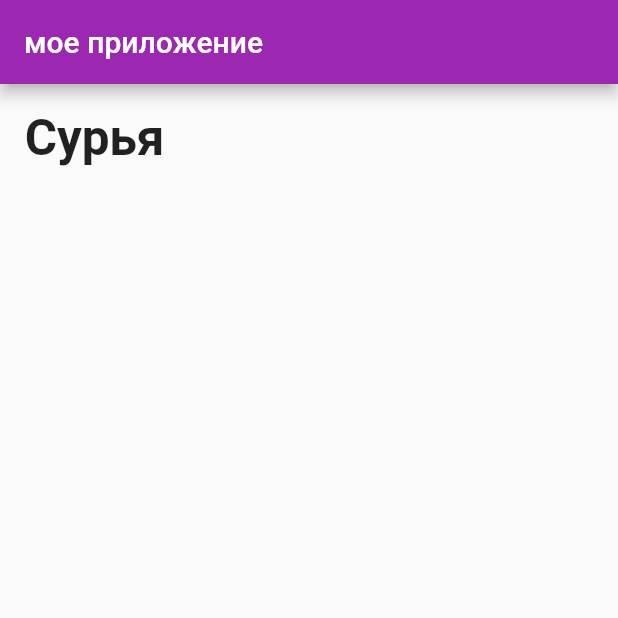
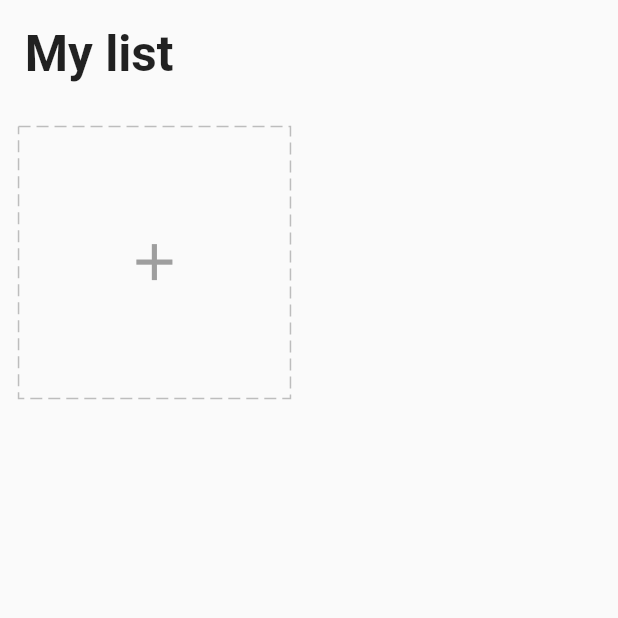
Before and after one commit to surya07dev/Todo, a Flutter app: the screen it shows after launch, on a phone screen of 412 x 824 dp, the top half of it. Run offline on Flutter 3.47's test engine with Material 2 defaults, Android fonts, the phone set to English and light mode, and no system bars; drawn by our look-alikes of dotted_border; our stand-ins replace equatable, flutter_easyloading, get, get_storage.

Commit message:
add: dotted_border dependency and add card class

```diff
--- a/lib/app/modules/home/homepage.dart
+++ b/lib/app/modules/home/homepage.dart
@@ -2,6 +2,7 @@ import 'package:flutter/material.dart';
 import 'package:get/get_state_manager/src/simple/get_view.dart';
 import 'package:todo/app/modules/home/controller.dart';
 import 'package:todo/app/core/utils/extensions.dart';
+import 'package:todo/app/modules/home/widgets/add_card.dart';
 
 class HomePage extends GetView<HomeController> {
   const HomePage({super.key});
@@ -9,10 +10,6 @@ class HomePage extends GetView<HomeController> {
   @override
   Widget build(BuildContext context) {
     return Scaffold(
-        appBar: AppBar(
-          //My app
-          title: const Text("мое приложение"),
-        ),
         body: ListView(
           physics: const ClampingScrollPhysics(),
           children: [
@@ -20,13 +17,19 @@ class HomePage extends GetView<HomeController> {
               padding: EdgeInsets.all(4.0.wp),
               child: Text(
                 //surya
-                "Сурья",
+                "My list",
                 style: TextStyle(
                   fontSize: 24.0.sp,
                   fontWeight: FontWeight.bold,
                 ),
               ),
             ),
+            GridView.count(
+              crossAxisCount: 2,
+              shrinkWrap: true,
+              physics: const ClampingScrollPhysics(),
+              children: [AddCard()],
+            )
           ],
         ));
   }
--- /dev/null
+++ b/lib/app/modules/home/widgets/add_card.dart
@@ -0,0 +1,36 @@
+import 'package:dotted_border/dotted_border.dart';
+import 'package:flutter/material.dart';
+import 'package:get/get.dart';
+import 'package:todo/app/core/utils/extensions.dart';
+import 'package:todo/app/modules/home/controller.dart';
+import 'package:todo/app/widgets/icons.dart';
+
+class AddCard extends StatelessWidget {
+  final homeCtrl = Get.find<HomeController>();
+AddCard({super.key});
+
+  @override
+  Widget build(BuildContext context) {
+    final icons = getIcons();
+    var squareWidth = Get.width - 12.0.wp;
+    return Container(
+      width: squareWidth / 2,
+      height: squareWidth / 2,
+      margin: EdgeInsets.all(3.0.wp),
+      child: InkWell(
+        onTap: () {},
+        child: DottedBorder(
+          color: Colors.grey[400]!,
+          dashPattern: const [8, 4],
+          child: Center(
+            child: Icon(
+              Icons.add,
+              size: 10.0.wp,
+              color: Colors.grey,
+            ),
+          ),
+        ),
+      ),
+    );
+  }
+}
--- a/pubspec.yaml
+++ b/pubspec.yaml
@@ -36,6 +36,9 @@ dependencies:
   cupertino_icons: ^1.0.2
   equatable: ^2.0.5
   flutter_easyloading: ^3.0.5
+  dotted_border: ^2.0.0+3
+
+
 
 
 
```
Also changed, not shown: pubspec.lock.
